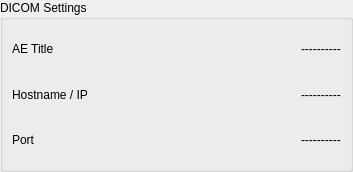
Before: the Qt Designer form src/widgets/dicom_widget.ui in CLSA/cypress, drawn with Qt 5.
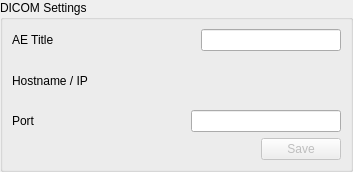
After: the same form once the commit is applied.

Commit message:
DICOM settings widget
Improved the DICOM widget to allow changing server settings.

```diff
--- a/src/widgets/dicom_widget.ui
+++ b/src/widgets/dicom_widget.ui
@@ -55,11 +55,7 @@
          </spacer>
         </item>
         <item>
-         <widget class="QLabel" name="aeTitleValue">
-          <property name="text">
-           <string>----------</string>
-          </property>
-         </widget>
+         <widget class="QLineEdit" name="aeTitleValue"/>
         </item>
        </layout>
       </item>
@@ -88,7 +84,7 @@
         <item>
          <widget class="QLabel" name="hostnameValue">
           <property name="text">
-           <string>----------</string>
+           <string/>
           </property>
          </widget>
         </item>
@@ -117,9 +113,32 @@
          </spacer>
         </item>
         <item>
-         <widget class="QLabel" name="portValue">
+         <widget class="QLineEdit" name="portValue"/>
+        </item>
+       </layout>
+      </item>
+      <item>
+       <layout class="QHBoxLayout" name="horizontalLayout">
+        <item>
+         <spacer name="horizontalSpacer_4">
+          <property name="orientation">
+           <enum>Qt::Horizontal</enum>
+          </property>
+          <property name="sizeHint" stdset="0">
+           <size>
+            <width>40</width>
+            <height>20</height>
+           </size>
+          </property>
+         </spacer>
+        </item>
+        <item>
+         <widget class="QPushButton" name="saveDicomSettings">
+          <property name="enabled">
+           <bool>false</bool>
+          </property>
           <property name="text">
-           <string>----------</string>
+           <string>Save</string>
           </property>
          </widget>
         </item>
```
The commit also changes 7 other files.
